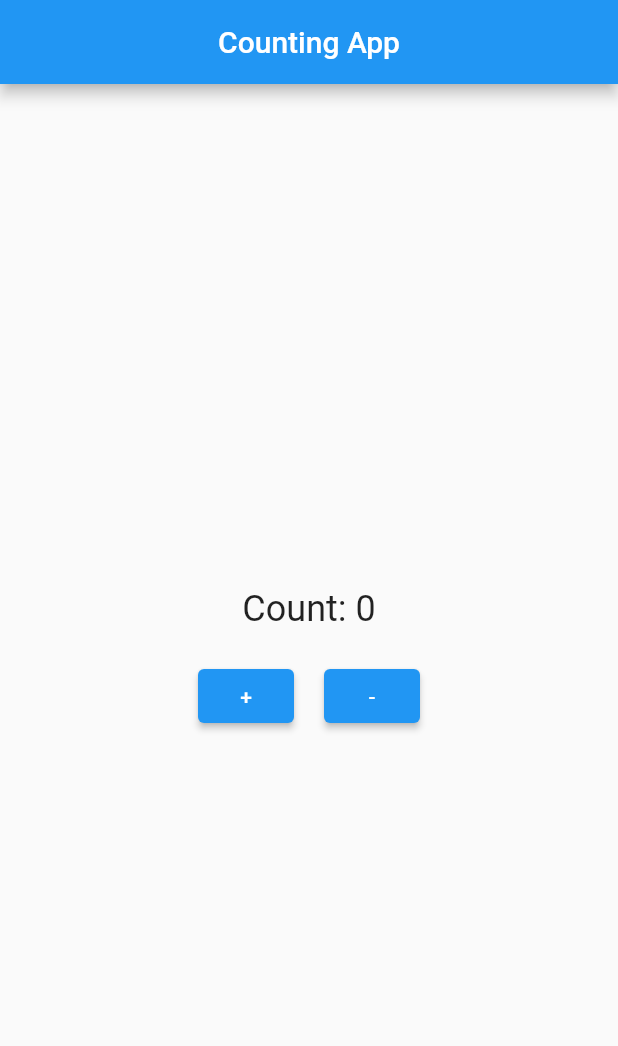
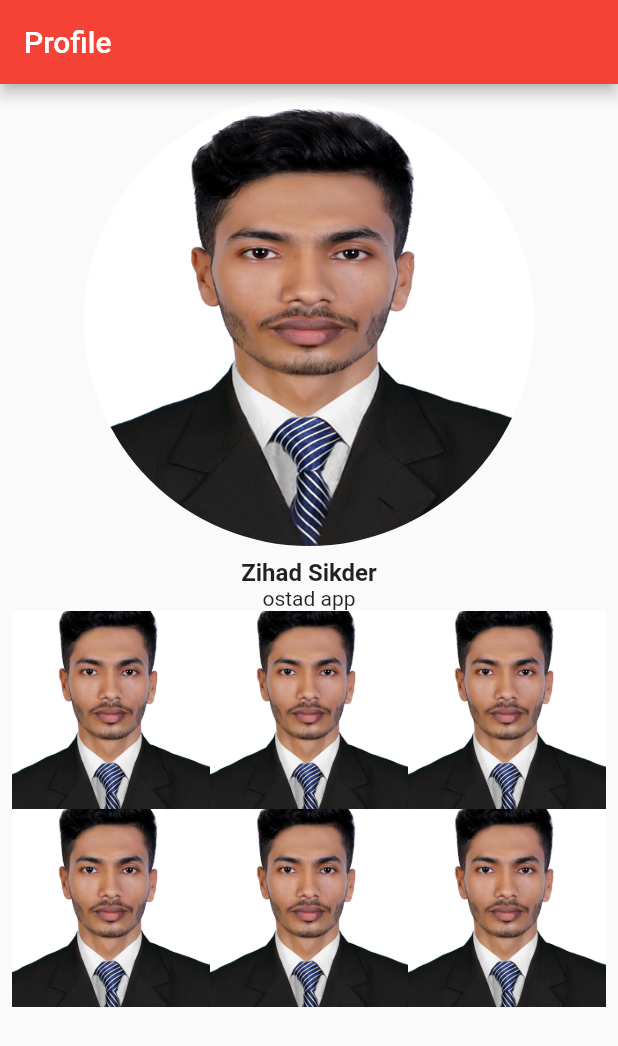
Before and after one commit to zihadsikder/flutter_assignment, a Flutter app: the screen it shows after launch, on a phone screen of 412 x 824 dp. Shown: the top 1046 px of the screen. Run offline on Flutter 3.47's test engine with Material 2 defaults, Android fonts, the phone set to English and light mode, and no system bars.

Commit message:
oreintation ass8

```diff
--- a/lib/main.dart
+++ b/lib/main.dart
@@ -8,86 +8,86 @@ class MyApp extends StatelessWidget {
   @override
   Widget build(BuildContext context) {
     return MaterialApp(
-      title: 'Counting App',
+      title: 'flutter app',
       debugShowCheckedModeBanner: false,
-      home: CountingScreen(),
+      home: Home(),
     );
   }
 }
 
-class CountingScreen extends StatefulWidget {
+class Home extends StatefulWidget {
+  const Home({super.key});
+
   @override
-  _CountingScreenState createState() => _CountingScreenState();
+  State<Home> createState() => _HomeState();
 }
 
-class _CountingScreenState extends State<CountingScreen> {
-  int count = 0;
-
-  void incrementCount() {
-    setState(() {
-      count++;
-      if (count >= 5) {
-        showCountDialog(count);
-      }
-    });
-  }
-
-  void decrementCount() {
-    setState(() {
-      if (count > 0) {
-        count--;
-      }
-    });
-  }
-
-  void showCountDialog(int count) {
-    showDialog(
-      context: context,
-      builder: (BuildContext context) {
-        return AlertDialog(
-          title: Text('Button pressed $count times'),
-          actions: [
-            TextButton(
-              onPressed: () {
-                Navigator.of(context).pop();
-              },
-              child: Text('OK'),
-            ),
-          ],
-        );
-      },
-    );
-  }
-
+class _HomeState extends State<Home> {
   @override
   Widget build(BuildContext context) {
+    final isPortrait = MediaQuery.of(context).orientation == Orientation.portrait;
+
     return Scaffold(
       appBar: AppBar(
-        title: Center(
-            child: Text('Counting App')),
+        title: Text('Profile'),
+        backgroundColor: Colors.red,
       ),
-      body: Center(
+      body: Padding(
+        padding: const EdgeInsets.all(8.0),
         child: Column(
-          mainAxisAlignment: MainAxisAlignment.center,
-          children: <Widget>[
+          crossAxisAlignment: CrossAxisAlignment.center,
+          children: [
+            Center(
+              child: Container(
+                height: 300,
+                width: 300,
+                decoration: BoxDecoration(
+                  shape: BoxShape.circle,
+                  image: DecorationImage(
+                    fit: BoxFit.fill,
+                    image: AssetImage('assets/zihad.jpg'),
+                  ),
+                ),
+              ),
+            ),
+            SizedBox(
+              height: 8,
+            ),
             Text(
-              'Count: $count',
-              style: TextStyle(fontSize: 24),
+              'Zihad Sikder',
+              style: TextStyle(fontWeight: FontWeight.bold, fontSize: 16),
             ),
-            SizedBox(height: 20),
-            Row(
-              mainAxisAlignment: MainAxisAlignment.center,
-              children: <Widget>[
-                ElevatedButton(
-                  onPressed: incrementCount,
-                  child: Text('+'),
-                ),
-                SizedBox(width: 20),
-                ElevatedButton(
-                  onPressed: decrementCount,
-                  child: Text('-'),
-                ),
-              ],
+            Container(
+              child: Column(
+                children: [
+                  Text('ostad app'),
+                ],
+              ),
+            ),
+            Expanded(
+              child: OrientationBuilder(
+                builder: (context, orientation) {
+                  return GridView.builder(
+                    gridDelegate: SliverGridDelegateWithFixedCrossAxisCount(
+                      crossAxisCount: isPortrait ? 3 : 4,
+                    ),
+                    itemCount: 6,
+                    itemBuilder: (context, index) {
+                      return GridTile(
+                          child: Container(
+                          alignment: Alignment.center,
+                          decoration: BoxDecoration(
+                          image: DecorationImage(
+                          image: AssetImage('assets/zihad.jpg'), // Your image path
+                      fit: BoxFit.cover, // You can choose the fit option as needed
+                      ),
+                      ),
+                      ),
+                      );
+                    },
+                  );
+                },
+              ),
             ),
           ],
         ),
```
Also changed, not shown: assets/zihad.jpg (added), pubspec.lock, 1 other file.
